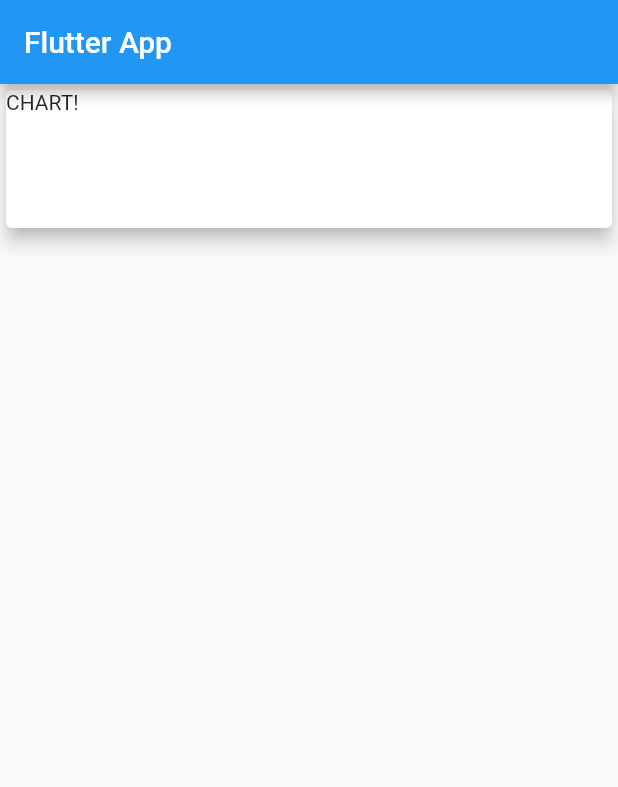
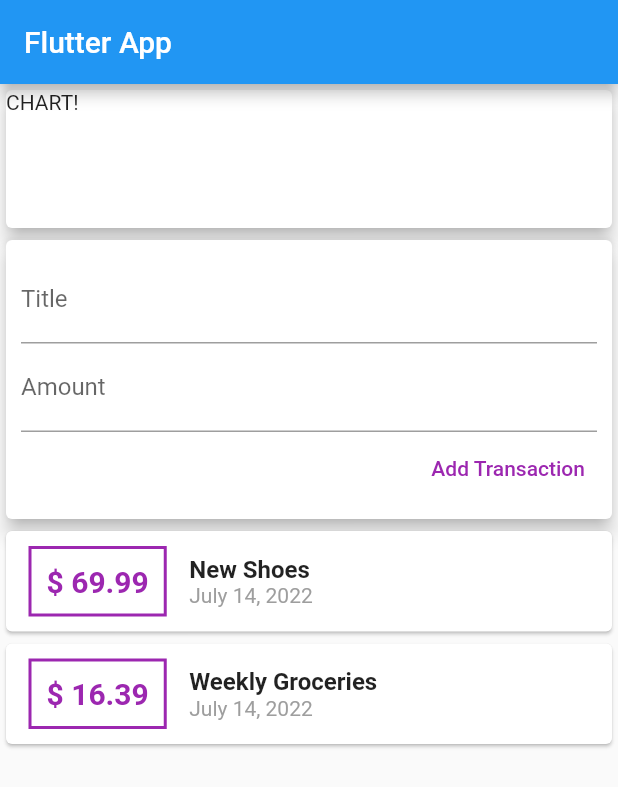
Before and after one commit to danthz2/udemy_expense_app, a Flutter app: the screen it shows after launch, on a phone screen of 412 x 824 dp. Shown: the top 787 px of the screen. Run offline on Flutter 3.47's test engine with Material 2 defaults, Android fonts, the phone set to English and light mode, and no system bars.

Commit message:
connect split widget

```diff
--- a/lib/main.dart
+++ b/lib/main.dart
@@ -3,6 +3,7 @@
 import 'package:udemy_expense_app/models/transaction.dart';
 import 'package:udemy_expense_app/widgets/new_transaction.dart';
 import 'package:udemy_expense_app/widgets/transaction_list.dart';
+import 'package:udemy_expense_app/widgets/user_transactions.dart';
 
 void main() {
   runApp(const MyApp());
@@ -54,7 +55,9 @@
               child: Text("CHART!"),
             ),
           ),
+          UserTransactions()
         ],
-        ));
+      ),
+    );
   }
 }
--- a/lib/widgets/user_transactions.dart
+++ b/lib/widgets/user_transactions.dart
@@ -25,12 +25,26 @@
       date: DateTime.now(),
     ),
   ];
+
+  void _addNewTransaction(String txTitle, double txAmount) {
+    final newTx = Transaction(
+      id: DateTime.now().toString(),
+      title: txTitle,
+      amount: txAmount,
+      date: DateTime.now(),
+    );
+
+    setState(() {
+      _userTransactions.add(newTx);
+    });
+  }
+
   @override
   Widget build(BuildContext context) {
     return Column(
       children: [
         NewTransaction(),
-        TransactionList(),
+        TransactionList(_userTransactions),
       ],
     );
   }
```
Also changed, not shown: lib/widgets/transaction_list.dart (+3 -15 lines). Lines whose indentation alone changed are shown as unchanged.
